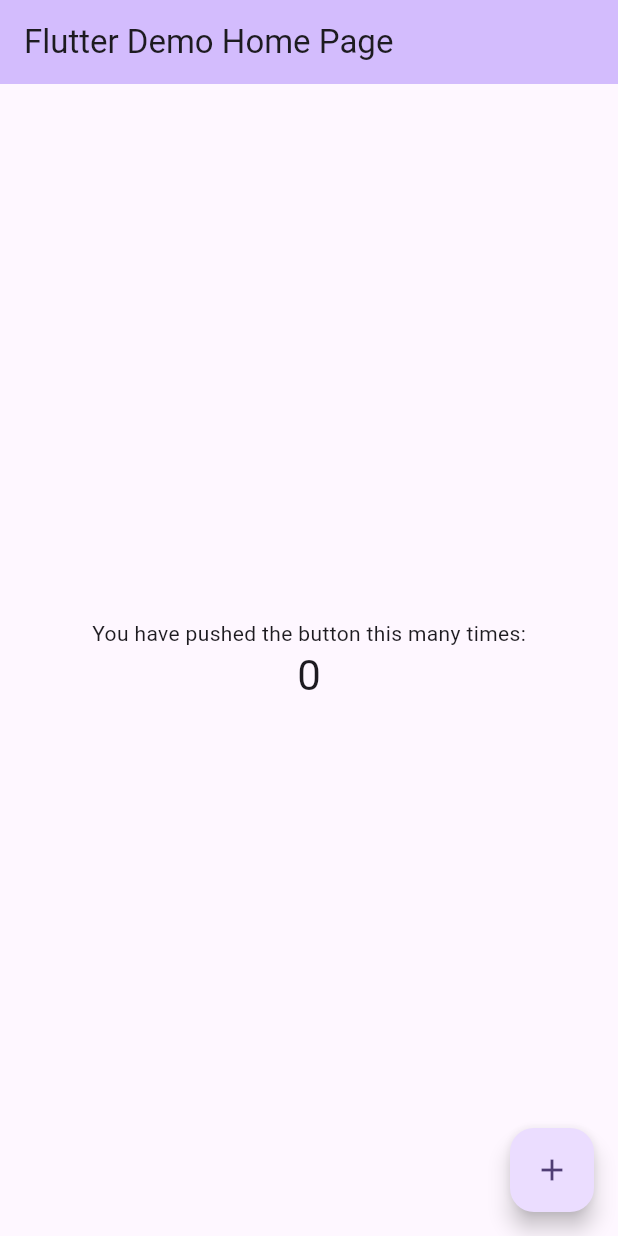
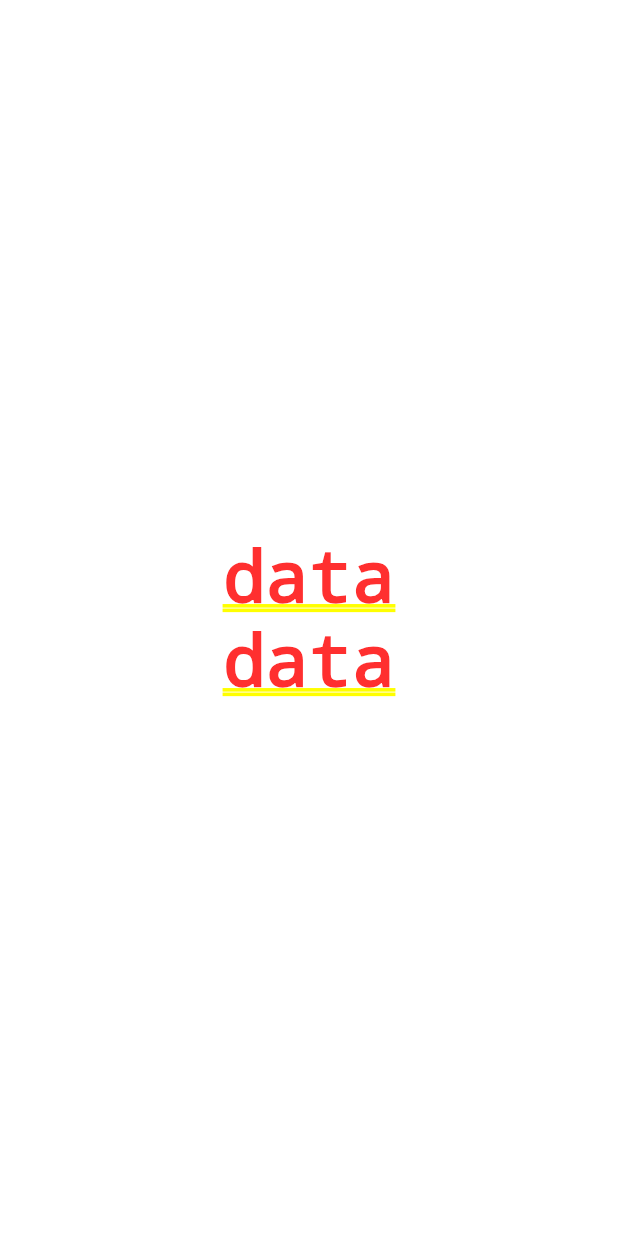
Before and after one commit to Daryhen-Dev/flutter_design, a Flutter app: the screen it shows after launch, on a phone screen of 412 x 824 dp. Run offline on Flutter 3.47's test engine with Material 3 defaults, Android fonts, the phone set to English and light mode, and no system bars.

Commit message:
flutter structure

```diff
--- a/lib/main.dart
+++ b/lib/main.dart
@@ -1,122 +1,26 @@
 import 'package:flutter/material.dart';
 
-void main() {
-  runApp(const MyApp());
-}
+void main() => runApp(MyApp());
 
 class MyApp extends StatelessWidget {
-  const MyApp({super.key});
-
-  // This widget is the root of your application.
   @override
   Widget build(BuildContext context) {
     return MaterialApp(
-      title: 'Flutter Demo',
-      theme: ThemeData(
-        // This is the theme of your application.
-        //
-        // TRY THIS: Try running your application with "flutter run". You'll see
-        // the application has a purple toolbar. Then, without quitting the app,
-        // try changing the seedColor in the colorScheme below to Colors.green
-        // and then invoke "hot reload" (save your changes or press the "hot
-        // reload" button in a Flutter-supported IDE, or press "r" if you used
-        // the command line to start the app).
-        //
-        // Notice that the counter didn't reset back to zero; the application
-        // state is not lost during the reload. To reset the state, use hot
-        // restart instead.
-        //
-        // This works for code too, not just values: Most code changes can be
-        // tested with just a hot reload.
-        colorScheme: ColorScheme.fromSeed(seedColor: Colors.deepPurple),
-      ),
-      home: const MyHomePage(title: 'Flutter Demo Home Page'),
+      debugShowCheckedModeBanner: false,
+      title: 'Material App',
+      home: _TempHomeScreen(),
     );
   }
 }
 
-class MyHomePage extends StatefulWidget {
-  const MyHomePage({super.key, required this.title});
-
-  // This widget is the home page of your application. It is stateful, meaning
-  // that it has a State object (defined below) that contains fields that affect
-  // how it looks.
-
-  // This class is the configuration for the state. It holds the values (in this
-  // case the title) provided by the parent (in this case the App widget) and
-  // used by the build method of the State. Fields in a Widget subclass are
-  // always marked "final".
-
-  final String title;
-
-  @override
-  State<MyHomePage> createState() => _MyHomePageState();
-}
-
-class _MyHomePageState extends State<MyHomePage> {
-  int _counter = 0;
-
-  void _incrementCounter() {
-    setState(() {
-      // This call to setState tells the Flutter framework that something has
-      // changed in this State, which causes it to rerun the build method below
-      // so that the display can reflect the updated values. If we changed
-      // _counter without calling setState(), then the build method would not be
-      // called again, and so nothing would appear to happen.
-      _counter++;
-    });
-  }
+class _TempHomeScreen extends StatelessWidget {
+  const _TempHomeScreen({super.key});
 
   @override
   Widget build(BuildContext context) {
-    // This method is rerun every time setState is called, for instance as done
-    // by the _incrementCounter method above.
-    //
-    // The Flutter framework has been optimized to make rerunning build methods
-    // fast, so that you can just rebuild anything that needs updating rather
-    // than having to individually change instances of widgets.
-    return Scaffold(
-      appBar: AppBar(
-        // TRY THIS: Try changing the color here to a specific color (to
-        // Colors.amber, perhaps?) and trigger a hot reload to see the AppBar
-        // change color while the other colors stay the same.
-        backgroundColor: Theme.of(context).colorScheme.inversePrimary,
-        // Here we take the value from the MyHomePage object that was created by
-        // the App.build method, and use it to set our appbar title.
-        title: Text(widget.title),
-      ),
-      body: Center(
-        // Center is a layout widget. It takes a single child and positions it
-        // in the middle of the parent.
-        child: Column(
-          // Column is also a layout widget. It takes a list of children and
-          // arranges them vertically. By default, it sizes itself to fit its
-          // children horizontally, and tries to be as tall as its parent.
-          //
-          // Column has various properties to control how it sizes itself and
-          // how it positions its children. Here we use mainAxisAlignment to
-          // center the children vertically; the main axis here is the vertical
-          // axis because Columns are vertical (the cross axis would be
-          // horizontal).
-          //
-          // TRY THIS: Invoke "debug painting" (choose the "Toggle Debug Paint"
-          // action in the IDE, or press "p" in the console), to see the
-          // wireframe for each widget.
-          mainAxisAlignment: MainAxisAlignment.center,
-          children: <Widget>[
-            const Text('You have pushed the button this many times:'),
-            Text(
-              '$_counter',
-              style: Theme.of(context).textTheme.headlineMedium,
-            ),
-          ],
-        ),
-      ),
-      floatingActionButton: FloatingActionButton(
-        onPressed: _incrementCounter,
-        tooltip: 'Increment',
-        child: const Icon(Icons.add),
-      ), // This trailing comma makes auto-formatting nicer for build methods.
+    return Column(
+      mainAxisAlignment: MainAxisAlignment.center,
+      children: [Text("data"), Text("data")],
     );
   }
 }
```
Also changed, not shown: 1 other file.
